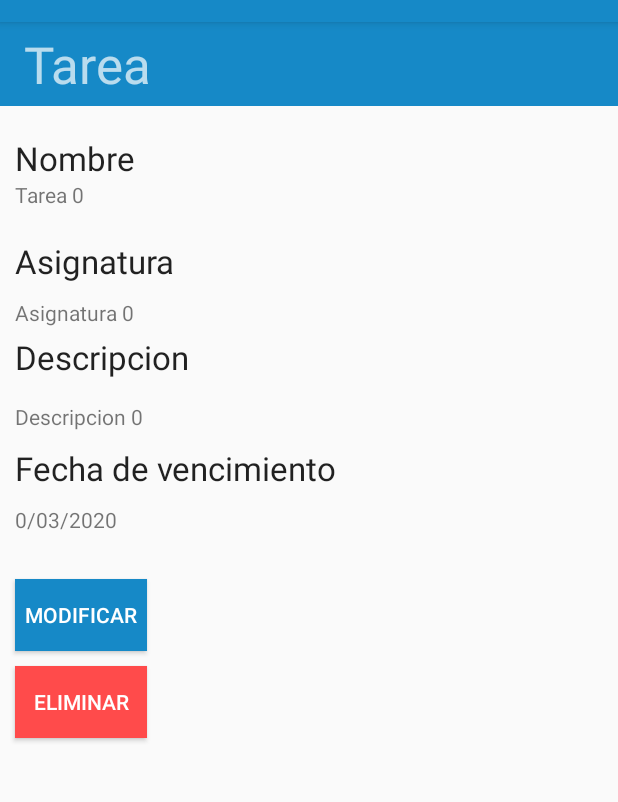
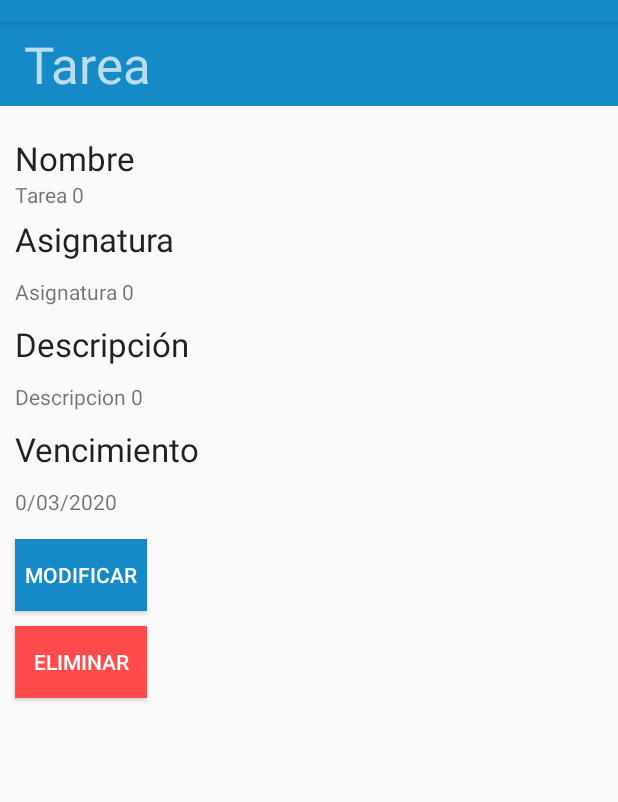
Before and after one commit to RodrigoVelazquez99/taskmn, an Android app: the screen it shows after launch (VerTareaActivity), after a tap on an icon or button, on a phone screen of 412 x 824 dp, the part 62-864 px from its top. Run offline under Robolectric (Android 15) with nearby library versions, the phone set to English and light mode, and no system bars.

Commit message:
modificacion de tareas implementado

```diff
--- a/app/src/main/AndroidManifest.xml
+++ b/app/src/main/AndroidManifest.xml
@@ -9,7 +9,8 @@
         android:roundIcon="@mipmap/ic_launcher_round"
         android:supportsRtl="true"
         android:theme="@style/AppTheme">
-        <activity android:name=".VerTareaActivity"></activity>
+        <activity android:name=".ModificarTareaActivity"></activity>
+        <activity android:name=".VerTareaActivity" />
         <activity android:name=".AgregarTareaActivity" />
         <activity
             android:name=".ScrollingActivity"
--- a/app/src/main/java/com/example/taskmn/ScrollingActivity.java
+++ b/app/src/main/java/com/example/taskmn/ScrollingActivity.java
@@ -26,6 +26,9 @@ public class ScrollingActivity extends AppCompatActivity {
     private final static String NUEVA_TAREA = "NUEVA_TAREA";
     private final static String VER_TAREA = "VER_TAREA";
     private final static int AGREGAR_TAREA = 0;
+    private final static int MODIFICAR_TAREA = 1;
+    private final static String TAREA_MODIFICADA = "TAREA_MODIFICADA";
+    private final static String TAREA_ANTERIOR = "TAREA_ANTERIOR";
 
     @Override
     protected void onCreate(Bundle savedInstanceState) {
@@ -53,10 +56,9 @@ public class ScrollingActivity extends AppCompatActivity {
             @Override
             public void onItemClick(AdapterView<?> parent, View view, int position, long id) {
                 Tarea selected = (Tarea) listView.getItemAtPosition(position);
-                //Toast t = Toast.makeText(getApplicationContext(), selected.getNombre() , Toast.LENGTH_SHORT).show();
                 Intent intent = new Intent(getApplicationContext(), VerTareaActivity.class);
                 intent.putExtra(VER_TAREA,selected);
-                startActivity(intent);
+                startActivityForResult(intent, MODIFICAR_TAREA);
             }
         });
     }
@@ -69,6 +71,20 @@ public class ScrollingActivity extends AppCompatActivity {
                 Tarea nueva = data.getParcelableExtra(NUEVA_TAREA);
                 tareas.add(nueva);
                 adapter.notifyDataSetChanged();
+                return;
+            }
+        }
+        if (requestCode == MODIFICAR_TAREA) {
+            if (resultCode == RESULT_OK){
+                Tarea modificada = data.getParcelableExtra(TAREA_MODIFICADA);
+                Tarea anterior = data.getParcelableExtra(TAREA_ANTERIOR);
+                if (modificada.equals(anterior)){
+                    return;
+                }
+                tareas.remove(anterior);
+                tareas.add(modificada);
+                adapter.notifyDataSetChanged();
+                return;
             }
         }
     }
--- a/app/src/main/res/layout/tarea.xml
+++ b/app/src/main/res/layout/tarea.xml
@@ -48,16 +48,18 @@
                 android:layout_width="match_parent"
                 android:layout_height="wrap_content"
                 android:layout_marginLeft="10dp"
-                android:layout_marginTop="20dp"
-                android:text="Asignatura"
+                android:layout_marginTop="5dp"
+                android:layout_marginBottom="5dp"
+                android:text="Asignatura "
                 android:textAppearance="@style/TextAppearance.AppCompat.Large" />
 
             <TextView
                 android:id="@+id/ver_asignatura"
                 android:layout_width="match_parent"
                 android:layout_height="wrap_content"
-                android:paddingLeft="10dp"
-                android:paddingTop="10dp"
+                android:layout_marginLeft="10dp"
+                android:layout_marginTop="5dp"
+                android:layout_marginBottom="5dp"
                 android:text="TextView" />
 
             <TextView
@@ -67,7 +69,7 @@
                 android:layout_marginLeft="10dp"
                 android:layout_marginTop="5dp"
                 android:layout_marginBottom="5dp"
-                android:text="Descripcion "
+                android:text="Descripción"
                 android:textAppearance="@style/TextAppearance.AppCompat.Large" />
 
             <TextView
@@ -75,7 +77,8 @@
                 android:layout_width="match_parent"
                 android:layout_height="wrap_content"
                 android:layout_marginLeft="10dp"
-                android:layout_marginTop="10dp"
+                android:layout_marginTop="5dp"
+                android:layout_marginBottom="5dp"
                 android:text="TextView" />
 
             <TextView
@@ -83,8 +86,9 @@
                 android:layout_width="match_parent"
                 android:layout_height="wrap_content"
                 android:layout_marginLeft="10dp"
-                android:layout_marginTop="10dp"
-                android:text="Fecha de vencimiento"
+                android:layout_marginTop="5dp"
+                android:layout_marginBottom="5dp"
+                android:text="Vencimiento "
                 android:textAppearance="@style/TextAppearance.AppCompat.Large" />
 
             <TextView
@@ -92,8 +96,8 @@
                 android:layout_width="match_parent"
                 android:layout_height="wrap_content"
                 android:layout_marginLeft="10dp"
-                android:layout_marginTop="10dp"
-                android:layout_marginBottom="20dp"
+                android:layout_marginTop="5dp"
+                android:layout_marginBottom="5dp"
                 android:text="TextView" />
 
             <Button
```
Also changed, not shown: app/src/main/java/com/example/taskmn/ModificarTareaActivity.java (added, +82 -0 lines), app/src/main/java/com/example/taskmn/Tarea.java (+11 -0 lines), app/src/main/java/com/example/taskmn/VerTareaActivity.java (+23 -1 lines), app/src/main/res/layout/actualizar_tarea.xml (+9 -10 lines).
